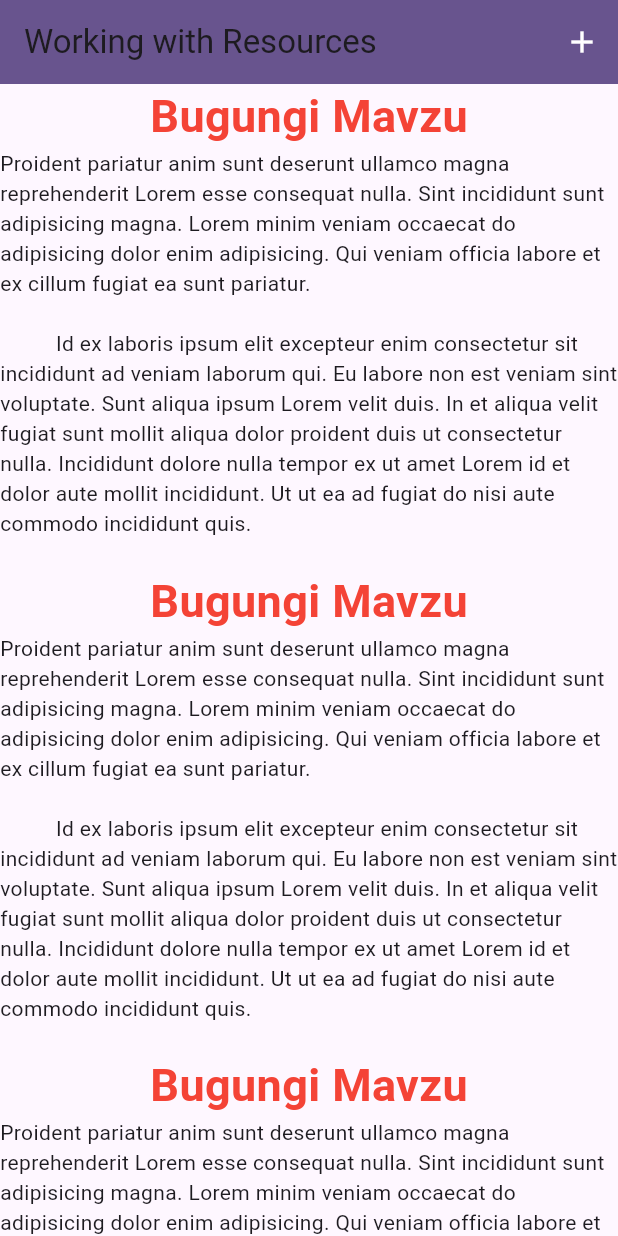
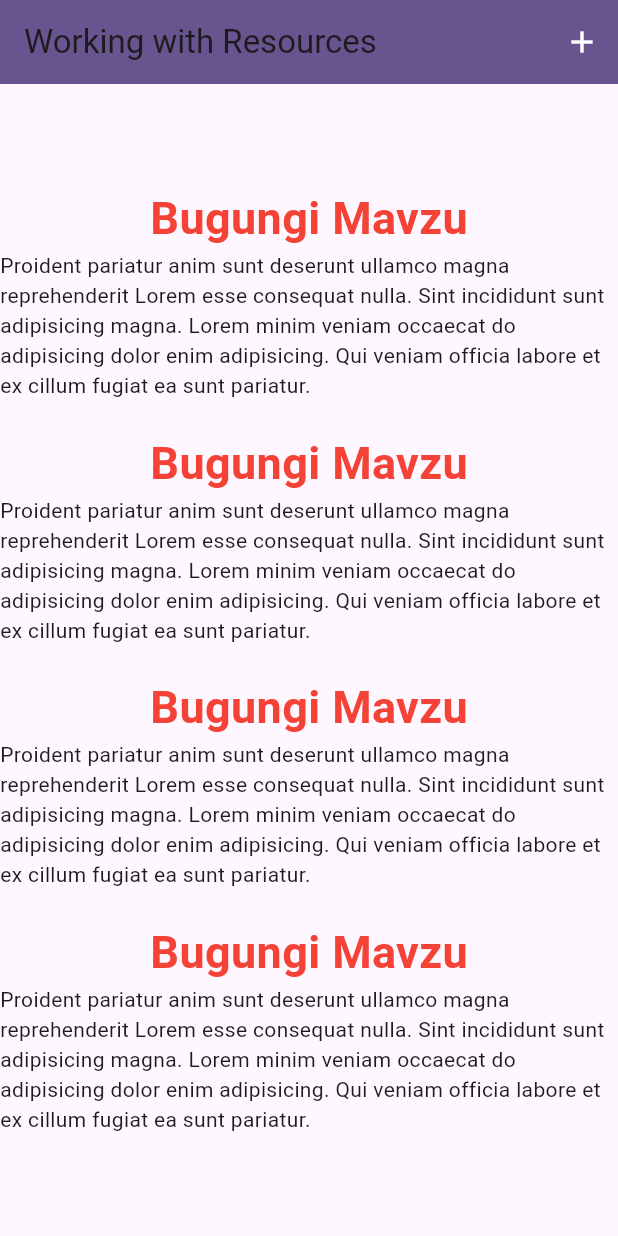
Before and after one commit to AkmaljonAbdirakhimov/lesson_28, a Flutter app: the screen it shows after launch, on a phone screen of 412 x 824 dp. Run offline on Flutter 3.47's test engine with Material 3 defaults, Android fonts, the phone set to English and light mode, and no system bars.

Commit message:
less text

```diff
--- a/lib/main.dart
+++ b/lib/main.dart
@@ -66,30 +66,22 @@ class MyHomePage extends StatelessWidget {
             children: [
               Text('Bugungi Mavzu', style: AppTextStyles.headline),
               Text(
-                '''Proident pariatur anim sunt deserunt ullamco magna reprehenderit Lorem esse consequat nulla. Sint incididunt sunt adipisicing magna. Lorem minim veniam occaecat do adipisicing dolor enim adipisicing. Qui veniam officia labore et ex cillum fugiat ea sunt pariatur.
-
-          Id ex laboris ipsum elit excepteur enim consectetur sit incididunt ad veniam laborum qui. Eu labore non est veniam sint voluptate. Sunt aliqua ipsum Lorem velit duis. In et aliqua velit fugiat sunt mollit aliqua dolor proident duis ut consectetur nulla. Incididunt dolore nulla tempor ex ut amet Lorem id et dolor aute mollit incididunt. Ut ut ea ad fugiat do nisi aute commodo incididunt quis.''',
+                '''Proident pariatur anim sunt deserunt ullamco magna reprehenderit Lorem esse consequat nulla. Sint incididunt sunt adipisicing magna. Lorem minim veniam occaecat do adipisicing dolor enim adipisicing. Qui veniam officia labore et ex cillum fugiat ea sunt pariatur.''',
               ),
               SizedBox(height: 20),
               Text('Bugungi Mavzu', style: AppTextStyles.headline),
               Text(
-                '''Proident pariatur anim sunt deserunt ullamco magna reprehenderit Lorem esse consequat nulla. Sint incididunt sunt adipisicing magna. Lorem minim veniam occaecat do adipisicing dolor enim adipisicing. Qui veniam officia labore et ex cillum fugiat ea sunt pariatur.
-
-          Id ex laboris ipsum elit excepteur enim consectetur sit incididunt ad veniam laborum qui. Eu labore non est veniam sint voluptate. Sunt aliqua ipsum Lorem velit duis. In et aliqua velit fugiat sunt mollit aliqua dolor proident duis ut consectetur nulla. Incididunt dolore nulla tempor ex ut amet Lorem id et dolor aute mollit incididunt. Ut ut ea ad fugiat do nisi aute commodo incididunt quis.''',
+                '''Proident pariatur anim sunt deserunt ullamco magna reprehenderit Lorem esse consequat nulla. Sint incididunt sunt adipisicing magna. Lorem minim veniam occaecat do adipisicing dolor enim adipisicing. Qui veniam officia labore et ex cillum fugiat ea sunt pariatur.''',
               ),
               SizedBox(height: 20),
               Text('Bugungi Mavzu', style: AppTextStyles.headline),
               Text(
-                '''Proident pariatur anim sunt deserunt ullamco magna reprehenderit Lorem esse consequat nulla. Sint incididunt sunt adipisicing magna. Lorem minim veniam occaecat do adipisicing dolor enim adipisicing. Qui veniam officia labore et ex cillum fugiat ea sunt pariatur.
-
-          Id ex laboris ipsum elit excepteur enim consectetur sit incididunt ad veniam laborum qui. Eu labore non est veniam sint voluptate. Sunt aliqua ipsum Lorem velit duis. In et aliqua velit fugiat sunt mollit aliqua dolor proident duis ut consectetur nulla. Incididunt dolore nulla tempor ex ut amet Lorem id et dolor aute mollit incididunt. Ut ut ea ad fugiat do nisi aute commodo incididunt quis.''',
+                '''Proident pariatur anim sunt deserunt ullamco magna reprehenderit Lorem esse consequat nulla. Sint incididunt sunt adipisicing magna. Lorem minim veniam occaecat do adipisicing dolor enim adipisicing. Qui veniam officia labore et ex cillum fugiat ea sunt pariatur.''',
               ),
               SizedBox(height: 20),
               Text('Bugungi Mavzu', style: AppTextStyles.headline),
               Text(
-                '''Proident pariatur anim sunt deserunt ullamco magna reprehenderit Lorem esse consequat nulla. Sint incididunt sunt adipisicing magna. Lorem minim veniam occaecat do adipisicing dolor enim adipisicing. Qui veniam officia labore et ex cillum fugiat ea sunt pariatur.
-
-          Id ex laboris ipsum elit excepteur enim consectetur sit incididunt ad veniam laborum qui. Eu labore non est veniam sint voluptate. Sunt aliqua ipsum Lorem velit duis. In et aliqua velit fugiat sunt mollit aliqua dolor proident duis ut consectetur nulla. Incididunt dolore nulla tempor ex ut amet Lorem id et dolor aute mollit incididunt. Ut ut ea ad fugiat do nisi aute commodo incididunt quis.''',
+                '''Proident pariatur anim sunt deserunt ullamco magna reprehenderit Lorem esse consequat nulla. Sint incididunt sunt adipisicing magna. Lorem minim veniam occaecat do adipisicing dolor enim adipisicing. Qui veniam officia labore et ex cillum fugiat ea sunt pariatur.''',
               ),
             ],
           ),
@@ -116,30 +108,22 @@ class SecondPage extends StatelessWidget {
             children: [
               Text('Bugungi Mavzu', style: AppTextStyles.headline),
               Text(
-                '''Proident pariatur anim sunt deserunt ullamco magna reprehenderit Lorem esse consequat nulla. Sint incididunt sunt adipisicing magna. Lorem minim veniam occaecat do adipisicing dolor enim adipisicing. Qui veniam officia labore et ex cillum fugiat ea sunt pariatur.
-
-          Id ex laboris ipsum elit excepteur enim consectetur sit incididunt ad veniam laborum qui. Eu labore non est veniam sint voluptate. Sunt aliqua ipsum Lorem velit duis. In et aliqua velit fugiat sunt mollit aliqua dolor proident duis ut consectetur nulla. Incididunt dolore nulla tempor ex ut amet Lorem id et dolor aute mollit incididunt. Ut ut ea ad fugiat do nisi aute commodo incididunt quis.''',
+                '''Proident pariatur anim sunt deserunt ullamco magna reprehenderit Lorem esse consequat nulla. Sint incididunt sunt adipisicing magna. Lorem minim veniam occaecat do adipisicing dolor enim adipisicing. Qui veniam officia labore et ex cillum fugiat ea sunt pariatur.''',
               ),
               SizedBox(height: 20),
               Text('Bugungi Mavzu', style: AppTextStyles.headline),
               Text(
-                '''Proident pariatur anim sunt deserunt ullamco magna reprehenderit Lorem esse consequat nulla. Sint incididunt sunt adipisicing magna. Lorem minim veniam occaecat do adipisicing dolor enim adipisicing. Qui veniam officia labore et ex cillum fugiat ea sunt pariatur.
-
-          Id ex laboris ipsum elit excepteur enim consectetur sit incididunt ad veniam laborum qui. Eu labore non est veniam sint voluptate. Sunt aliqua ipsum Lorem velit duis. In et aliqua velit fugiat sunt mollit aliqua dolor proident duis ut consectetur nulla. Incididunt dolore nulla tempor ex ut amet Lorem id et dolor aute mollit incididunt. Ut ut ea ad fugiat do nisi aute commodo incididunt quis.''',
+                '''Proident pariatur anim sunt deserunt ullamco magna reprehenderit Lorem esse consequat nulla. Sint incididunt sunt adipisicing magna. Lorem minim veniam occaecat do adipisicing dolor enim adipisicing. Qui veniam officia labore et ex cillum fugiat ea sunt pariatur.''',
               ),
               SizedBox(height: 20),
               Text('Bugungi Mavzu', style: AppTextStyles.headline),
               Text(
-                '''Proident pariatur anim sunt deserunt ullamco magna reprehenderit Lorem esse consequat nulla. Sint incididunt sunt adipisicing magna. Lorem minim veniam occaecat do adipisicing dolor enim adipisicing. Qui veniam officia labore et ex cillum fugiat ea sunt pariatur.
-
-          Id ex laboris ipsum elit excepteur enim consectetur sit incididunt ad veniam laborum qui. Eu labore non est veniam sint voluptate. Sunt aliqua ipsum Lorem velit duis. In et aliqua velit fugiat sunt mollit aliqua dolor proident duis ut consectetur nulla. Incididunt dolore nulla tempor ex ut amet Lorem id et dolor aute mollit incididunt. Ut ut ea ad fugiat do nisi aute commodo incididunt quis.''',
+                '''Proident pariatur anim sunt deserunt ullamco magna reprehenderit Lorem esse consequat nulla. Sint incididunt sunt adipisicing magna. Lorem minim veniam occaecat do adipisicing dolor enim adipisicing. Qui veniam officia labore et ex cillum fugiat ea sunt pariatur.''',
               ),
               SizedBox(height: 20),
               Text('Bugungi Mavzu', style: AppTextStyles.headline),
               Text(
-                '''Proident pariatur anim sunt deserunt ullamco magna reprehenderit Lorem esse consequat nulla. Sint incididunt sunt adipisicing magna. Lorem minim veniam occaecat do adipisicing dolor enim adipisicing. Qui veniam officia labore et ex cillum fugiat ea sunt pariatur.
-
-          Id ex laboris ipsum elit excepteur enim consectetur sit incididunt ad veniam laborum qui. Eu labore non est veniam sint voluptate. Sunt aliqua ipsum Lorem velit duis. In et aliqua velit fugiat sunt mollit aliqua dolor proident duis ut consectetur nulla. Incididunt dolore nulla tempor ex ut amet Lorem id et dolor aute mollit incididunt. Ut ut ea ad fugiat do nisi aute commodo incididunt quis.''',
+                '''Proident pariatur anim sunt deserunt ullamco magna reprehenderit Lorem esse consequat nulla. Sint incididunt sunt adipisicing magna. Lorem minim veniam occaecat do adipisicing dolor enim adipisicing. Qui veniam officia labore et ex cillum fugiat ea sunt pariatur.''',
               ),
             ],
           ),
```
